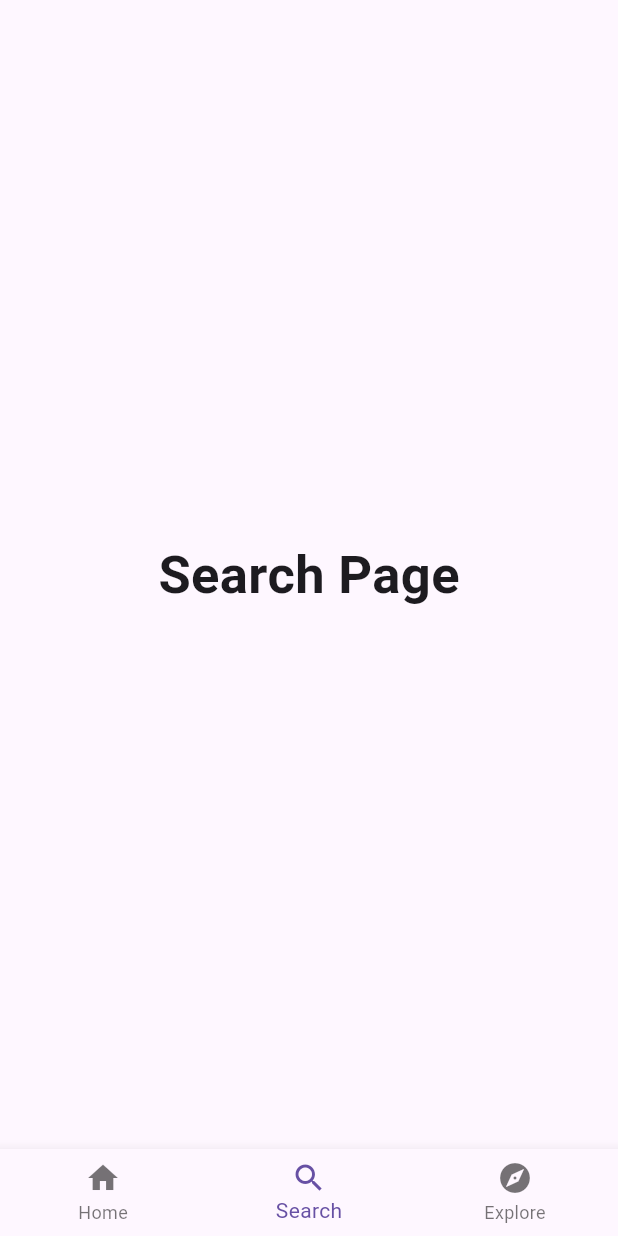
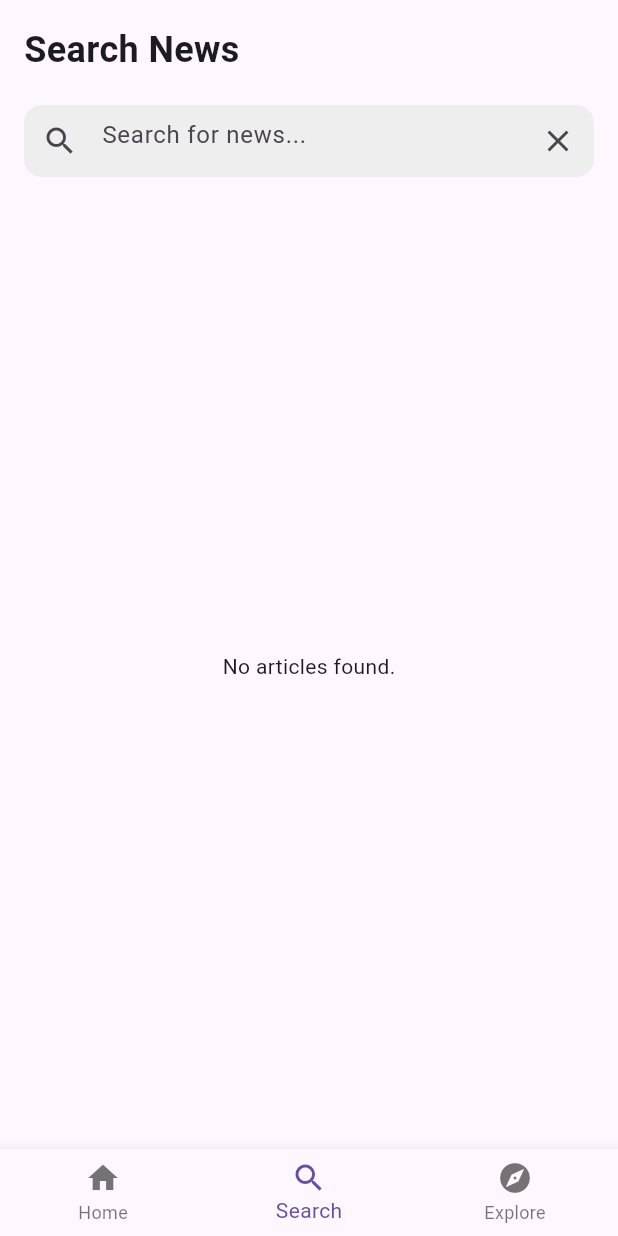
Before and after one commit to shahriarnur03/NewsNow, a Flutter app: the screen it shows after launch, item 2 of the bottom bar chosen, on a phone screen of 412 x 824 dp. Run offline on Flutter 3.47's test engine with Material 3 defaults, Android fonts, the phone set to English and light mode, and no system bars; our stand-ins replace webview_flutter.

Commit message:
Add search news feature and UI integration

```diff
--- a/lib/main.dart
+++ b/lib/main.dart
@@ -11,6 +11,7 @@ class MyApp extends StatelessWidget {
   @override
   Widget build(BuildContext context) {
     return MaterialApp(
+      debugShowCheckedModeBanner: false,
       home: BottomNavScreen(),
     );
   }
--- a/lib/views/bottom_nav_screen.dart
+++ b/lib/views/bottom_nav_screen.dart
@@ -1,6 +1,7 @@
 import 'package:flutter/material.dart';
 import 'package:newsnow/views/explore_screen.dart';
-import 'package:newsnow/views/home_screen.dart'; // Import the simplified HomeScreen
+import 'package:newsnow/views/home_screen.dart';
+import 'package:newsnow/views/search_news.dart'; // Import the simplified HomeScreen
 
 class BottomNavScreen extends StatefulWidget {
   const BottomNavScreen({super.key});
@@ -14,12 +15,7 @@ class _BottomNavScreenState extends State<BottomNavScreen> {
 
   List<Widget> pages = [
     const HomeScreen(), // Your simplified home screen
-    const Center(
-      child: Text(
-        'Search Page',
-        style: TextStyle(fontSize: 35, fontWeight: FontWeight.bold),
-      ),
-    ),
+    const SearchNews(),
     const ExploreScreen(),
   ];
 
--- /dev/null
+++ b/lib/views/search_news.dart
@@ -0,0 +1,102 @@
+import 'package:flutter/material.dart';
+import 'package:newsnow/models/article_model.dart';
+import 'package:newsnow/services/news.dart';
+import 'package:newsnow/views/widgets/category_news_card.dart';
+
+class SearchNews extends StatefulWidget {
+  const SearchNews({super.key});
+
+  @override
+  State<SearchNews> createState() => _SearchNewsState();
+}
+
+class _SearchNewsState extends State<SearchNews> {
+  final TextEditingController _searchController = TextEditingController();
+  List<ArticleModel> _articles = [];
+  bool _loading = false;
+
+  @override
+  void dispose() {
+    _searchController.dispose();
+    super.dispose();
+  }
+
+  void _searchNews() async {
+    if (_searchController.text.isNotEmpty) {
+      setState(() {
+        _loading = true;
+        _articles = [];
+      });
+      News news = News();
+      List<ArticleModel> articles = await news.getNewsWithSearchQuery(_searchController.text);
+      setState(() {
+        _articles = articles;
+        _loading = false;
+      });
+    }
+  }
+
+  @override
+  Widget build(BuildContext context) {
+    return Scaffold(
+      body: SafeArea(
+        child: Padding(
+          padding: const EdgeInsets.all(16.0),
+          child: Column(
+            crossAxisAlignment: CrossAxisAlignment.start,
+            children: [
+              const Text(
+                'Search News',
+                style: TextStyle(
+                  fontSize: 24,
+                  fontWeight: FontWeight.bold,
+                ),
+              ),
+              const SizedBox(height: 20),
+              Container(
+                decoration: BoxDecoration(
+                  color: Colors.grey[200],
+                  borderRadius: BorderRadius.circular(12),
+                ),
+                child: TextField(
+                  controller: _searchController,
+                  decoration: InputDecoration(
+                    hintText: 'Search for news...',
+                    border: InputBorder.none,
+                    prefixIcon: const Icon(Icons.search),
+                    suffixIcon: IconButton(
+                      icon: const Icon(Icons.clear),
+                      onPressed: () => _searchController.clear(),
+                    ),
+                  ),
+                  onSubmitted: (value) => _searchNews(),
+                ),
+              ),
+              const SizedBox(height: 20),
+              Expanded(
+                child: _loading
+                    ? const Center(child: CircularProgressIndicator())
+                    : _articles.isEmpty
+                        ? const Center(child: Text('No articles found.'))
+                        : ListView.builder(
+                            itemCount: _articles.length,
+                            itemBuilder: (context, index) {
+                              return Padding(
+                                padding: const EdgeInsets.only(bottom: 16.0),
+                                child: NewsTallCardItem(
+                                  imageUrl: _articles[index].imageUrl!,
+                                  title: _articles[index].title!,
+                                  description: _articles[index].description!,
+                                  url: _articles[index].url!,
+                                ),
+                              );
+                            },
+                          ),
+              ),
+            ],
+          ),
+        ),
+      ),
+    );
+  }
+}
```
Also changed, not shown: lib/services/news.dart (+30 -0 lines).
